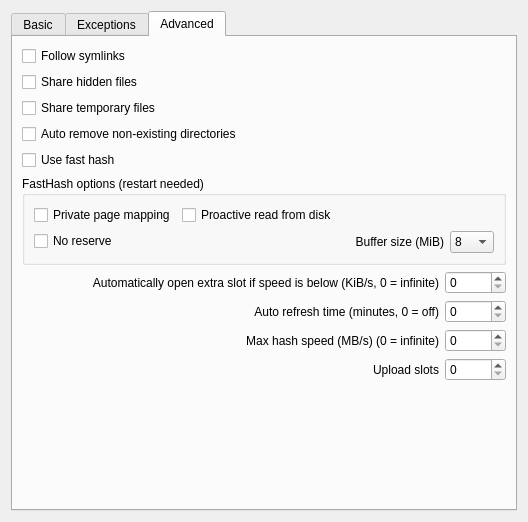
Before: the Qt Designer form eiskaltdcpp-qt/ui/UISettingsSharing.ui in eiskaltdcpp/eiskaltdcpp, drawn with Qt 5.
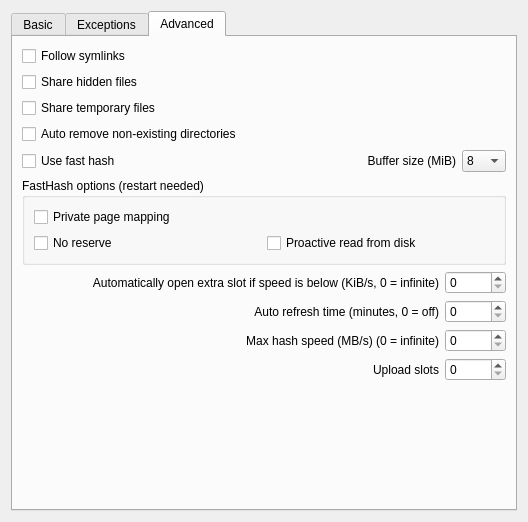
After: the same form once the commit is applied. The open tabs and pages were chosen to show the change.

Commit message: EisklatDC++-Qt: 	* some  non-critical changes

```diff
--- a/eiskaltdcpp-qt/ui/UISettingsSharing.ui
+++ b/eiskaltdcpp-qt/ui/UISettingsSharing.ui
@@ -248,6 +248,8 @@
         </widget>
        </item>
        <item>
+        <layout class="QHBoxLayout" name="horizontalLayout_3">
+         <item>
         <widget class="QCheckBox" name="checkBox_FASTHASH">
          <property name="text">
           <string>Use fast hash</string>
@@ -255,38 +257,6 @@
         </widget>
        </item>
        <item>
-        <widget class="QGroupBox" name="groupBox_FASTHASH">
-         <property name="sizePolicy">
-          <sizepolicy hsizetype="Preferred" vsizetype="Minimum">
-           <horstretch>0</horstretch>
-           <verstretch>0</verstretch>
-          </sizepolicy>
-         </property>
-         <property name="title">
-          <string>FastHash options (restart needed)</string>
-         </property>
-         <layout class="QGridLayout" name="gridLayout_2">
-          <item row="0" column="0" rowspan="2">
-           <layout class="QVBoxLayout" name="verticalLayout_4">
-            <item>
-             <widget class="QCheckBox" name="checkBox_MAPPRIVATE">
-              <property name="text">
-               <string>Private page mapping</string>
-              </property>
-             </widget>
-            </item>
-            <item>
-             <widget class="QCheckBox" name="checkBox_MAPNORESERVE">
-              <property name="text">
-               <string>No reserve</string>
-              </property>
-             </widget>
-            </item>
-           </layout>
-          </item>
-          <item row="1" column="1">
-           <layout class="QHBoxLayout" name="horizontalLayout_2">
-            <item>
              <widget class="QLabel" name="label_7">
               <property name="sizePolicy">
                <sizepolicy hsizetype="Expanding" vsizetype="Preferred">
@@ -349,7 +319,39 @@
             </item>
            </layout>
           </item>
-          <item row="0" column="1">
+       <item>
+        <widget class="QGroupBox" name="groupBox_FASTHASH">
+         <property name="sizePolicy">
+          <sizepolicy hsizetype="Preferred" vsizetype="Minimum">
+           <horstretch>0</horstretch>
+           <verstretch>0</verstretch>
+          </sizepolicy>
+         </property>
+         <property name="title">
+          <string>FastHash options (restart needed)</string>
+         </property>
+         <layout class="QGridLayout" name="gridLayout_2">
+          <item row="0" column="0" rowspan="2">
+           <layout class="QVBoxLayout" name="verticalLayout_4">
+            <item>
+             <widget class="QCheckBox" name="checkBox_MAPPRIVATE">
+              <property name="text">
+               <string>Private page mapping</string>
+              </property>
+             </widget>
+            </item>
+            <item>
+             <widget class="QCheckBox" name="checkBox_MAPNORESERVE">
+              <property name="text">
+               <string>No reserve</string>
+              </property>
+             </widget>
+            </item>
+           </layout>
+          </item>
+          <item row="1" column="1">
+           <layout class="QHBoxLayout" name="horizontalLayout_2">
+            <item>
            <widget class="QCheckBox" name="checkBox_MAPPOPULATE">
             <property name="toolTip">
              <string>If checked, a pause hashing may not work.</string>
@@ -358,6 +360,8 @@
              <string>Proactive read from disk</string>
             </property>
            </widget>
+            </item>
+           </layout>
           </item>
          </layout>
         </widget>
```
Left out of the diff: 2 changed lines with no effect on the pictures. Lines whose indentation alone changed are shown as unchanged. The commit also changes 1 other file.
